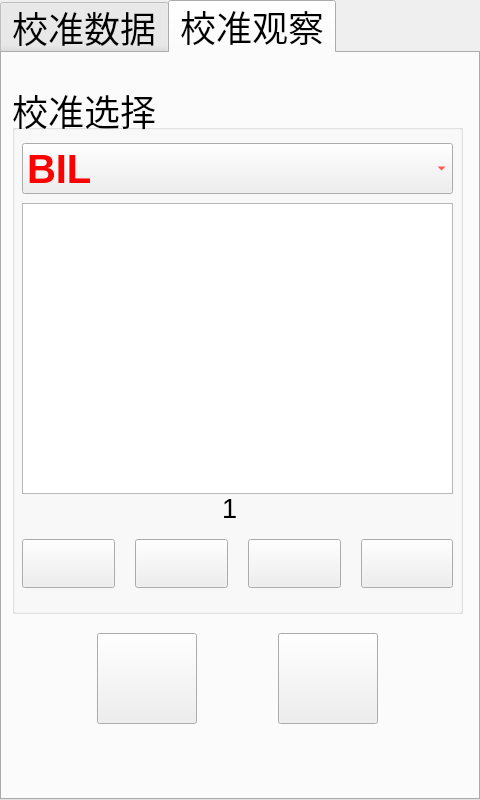
Before: the Qt Designer form calibration.ui in jack-love/wc100-English, drawn with Qt 5.
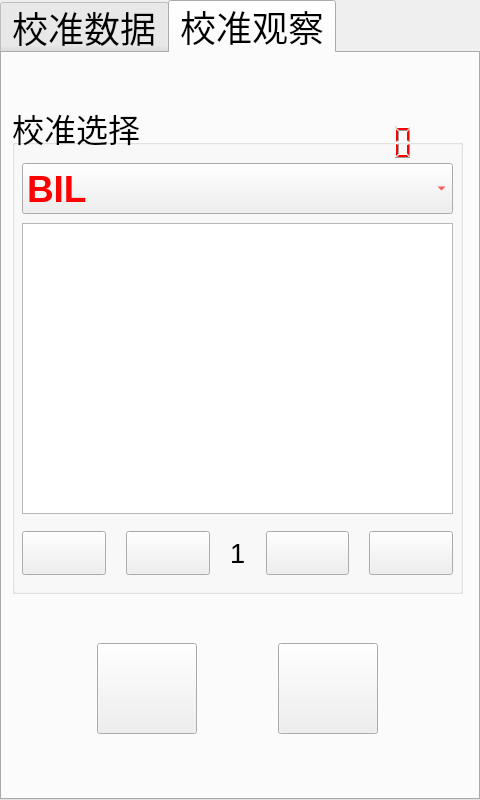
After: the same form once the commit is applied. The open tabs and pages were chosen to show the change. Icons and pictures are not drawn.

```diff
--- a/calibration.ui
+++ b/calibration.ui
@@ -358,7 +358,7 @@
     <property name="geometry">
      <rect>
       <x>20</x>
-      <y>580</y>
+      <y>590</y>
       <width>431</width>
       <height>91</height>
      </rect>
@@ -416,11 +416,16 @@
     <property name="geometry">
      <rect>
       <x>10</x>
-      <y>30</y>
+      <y>50</y>
       <width>451</width>
-      <height>531</height>
+      <height>491</height>
      </rect>
     </property>
+    <property name="font">
+     <font>
+      <pointsize>24</pointsize>
+     </font>
+    </property>
     <property name="title">
      <string>校准选择</string>
     </property>
@@ -453,7 +458,7 @@
      </property>
      <property name="font">
       <font>
-       <pointsize>30</pointsize>
+       <pointsize>28</pointsize>
        <weight>75</weight>
        <bold>true</bold>
       </font>
@@ -521,7 +526,7 @@
      <property name="geometry">
       <rect>
        <x>10</x>
-       <y>450</y>
+       <y>420</y>
        <width>431</width>
        <height>61</height>
       </rect>
@@ -564,6 +569,18 @@
         </property>
        </widget>
       </item>
+      <item>
+       <widget class="QLabel" name="lbTotalCount">
+        <property name="font">
+         <font>
+          <pointsize>20</pointsize>
+         </font>
+        </property>
+        <property name="text">
+         <string>1</string>
+        </property>
+       </widget>
+      </item>
       <item>
        <widget class="QPushButton" name="btn_NextPage">
         <property name="text">
@@ -627,6 +644,15 @@
        <height>0</height>
       </size>
      </property>
+     <property name="font">
+      <font>
+       <family>Ubuntu</family>
+       <pointsize>32</pointsize>
+       <weight>7</weight>
+       <italic>false</italic>
+       <bold>false</bold>
+      </font>
+     </property>
      <property name="styleSheet">
       <string notr="true">alternate-background-color: rgb(255, 170, 0);
 color: rgb(0, 0, 255);
@@ -657,22 +683,54 @@
       <enum>QAbstractItemView::SelectItems</enum>
      </property>
     </widget>
-    <widget class="QLabel" name="lbTotalCount">
+    <widget class="QLCDNumber" name="time_Number">
      <property name="geometry">
       <rect>
-       <x>210</x>
-       <y>410</y>
-       <width>31</width>
-       <height>31</height>
+       <x>330</x>
+       <y>20</y>
+       <width>103</width>
+       <height>38</height>
       </rect>
      </property>
+     <property name="maximumSize">
+      <size>
+       <width>103</width>
+       <height>180</height>
+      </size>
+     </property>
      <property name="font">
       <font>
-       <pointsize>20</pointsize>
+       <family>Ubuntu Mono</family>
+       <pointsize>11</pointsize>
+       <weight>50</weight>
+       <italic>false</italic>
+       <bold>false</bold>
+       <kerning>true</kerning>
       </font>
      </property>
-     <property name="text">
-      <string>1</string>
+     <property name="styleSheet">
+      <string notr="true">color:rgb(255, 0, 0)</string>
+     </property>
+     <property name="frameShape">
+      <enum>QFrame::NoFrame</enum>
+     </property>
+     <property name="lineWidth">
+      <number>0</number>
+     </property>
+     <property name="midLineWidth">
+      <number>0</number>
+     </property>
+     <property name="smallDecimalPoint">
+      <bool>false</bool>
+     </property>
+     <property name="digitCount">
+      <number>2</number>
+     </property>
+     <property name="segmentStyle">
+      <enum>QLCDNumber::Filled</enum>
+     </property>
+     <property name="intValue" stdset="0">
+      <number>0</number>
      </property>
     </widget>
    </widget>
```
Left out of the diff: 23 changed lines with no effect on the pictures.
